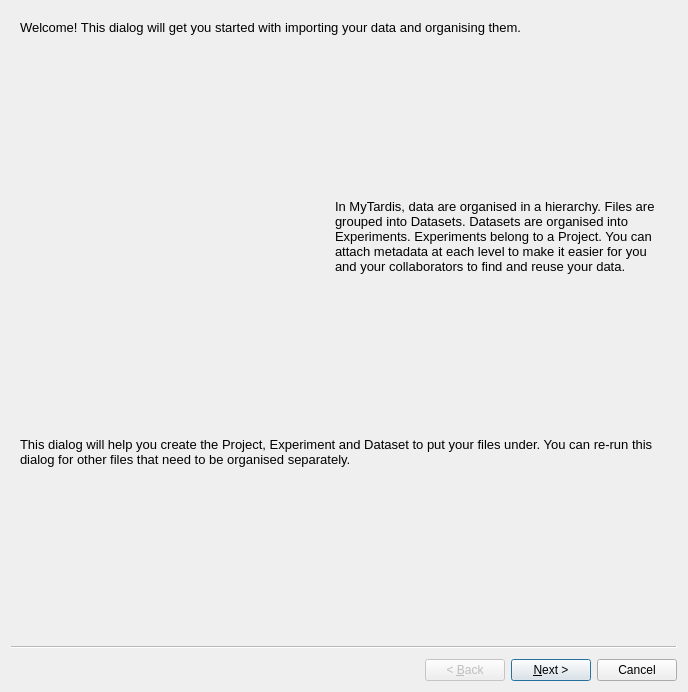
UoA-eResearch/mytardis_ime, file ime/ui/ui_add_files_wizard.ui: the form before one commit.
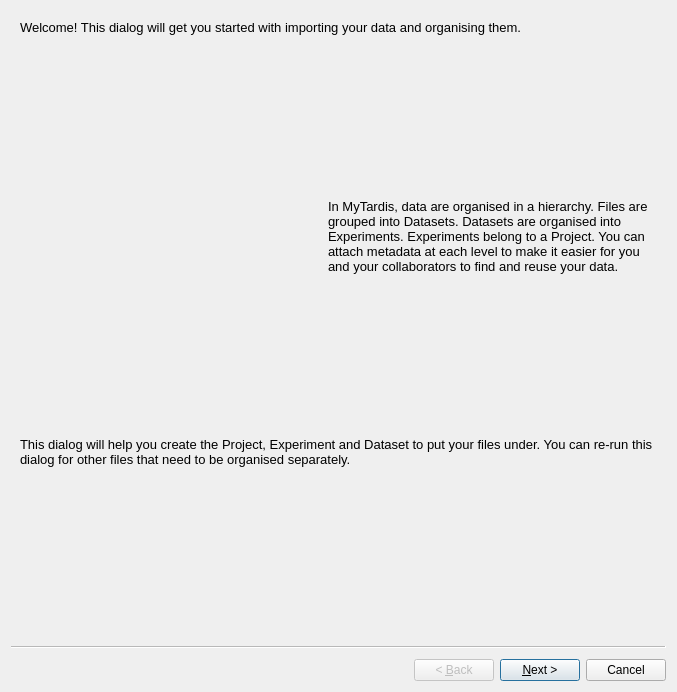
The form after the commit. Icons and pictures are not drawn. Custom widgets are drawn as their Qt base class.

```diff
--- a/ime/ui/ui_add_files_wizard.ui
+++ b/ime/ui/ui_add_files_wizard.ui
@@ -6,7 +6,7 @@
    <rect>
     <x>0</x>
     <y>0</y>
-    <width>688</width>
+    <width>677</width>
     <height>692</height>
    </rect>
   </property>
```
Left out of the diff: 280 changed lines with no effect on the pictures. Lines whose indentation alone changed are shown as unchanged.
